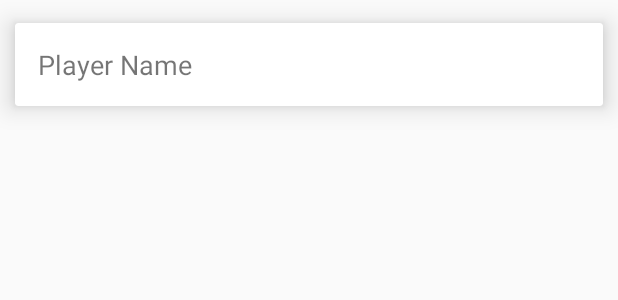
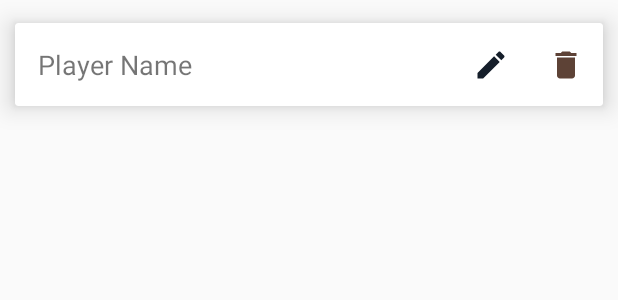
Before and after one commit to pedropenduko/letsmultiply, an Android app: the layout layout_player_item.xml on its own in the app's theme, with its tools: preview values and no code run, on a phone screen of 412 x 824 dp. Shown: the top 300 px of the screen. Run offline under Robolectric (Android 15) with nearby library versions, the phone set to English and light mode, and no system bars.

Commit message:
Added Edit/Delete Player

```diff
--- /dev/null
+++ b/app/src/main/res/drawable/ic_baseline_delete_24.xml
@@ -0,0 +1,5 @@
+<vector android:height="24dp" android:tint="#5D4236"
+    android:viewportHeight="24" android:viewportWidth="24"
+    android:width="24dp" xmlns:android="http://schemas.android.com/apk/res/android">
+    <path android:fillColor="@android:color/white" android:pathData="M6,19c0,1.1 0.9,2 2,2h8c1.1,0 2,-0.9 2,-2V7H6v12zM19,4h-3.5l-1,-1h-5l-1,1H5v2h14V4z"/>
+</vector>
--- /dev/null
+++ b/app/src/main/res/drawable/ic_baseline_edit_24.xml
@@ -0,0 +1,5 @@
+<vector android:height="24dp" android:tint="#151E2A"
+    android:viewportHeight="24" android:viewportWidth="24"
+    android:width="24dp" xmlns:android="http://schemas.android.com/apk/res/android">
+    <path android:fillColor="@android:color/white" android:pathData="M3,17.25V21h3.75L17.81,9.94l-3.75,-3.75L3,17.25zM20.71,7.04c0.39,-0.39 0.39,-1.02 0,-1.41l-2.34,-2.34c-0.39,-0.39 -1.02,-0.39 -1.41,0l-1.83,1.83 3.75,3.75 1.83,-1.83z"/>
+</vector>
--- a/app/src/main/res/layout/activity_main.xml
+++ b/app/src/main/res/layout/activity_main.xml
@@ -77,6 +77,7 @@
                     android:layout_height="wrap_content"
                     android:imeOptions="actionGo"
                     android:hint="Name"
+                    android:maxLength="25"
                     android:inputType="textCapWords"
                     android:textColor="#363A43"
                     android:textColorHint="#7A8089" />
--- a/app/src/main/res/layout/layout_player_item.xml
+++ b/app/src/main/res/layout/layout_player_item.xml
@@ -19,12 +19,35 @@
 
         <TextView
             android:id="@+id/tv_player_name"
-            android:layout_width="match_parent"
+            android:layout_width="wrap_content"
             android:layout_height="wrap_content"
             android:text="Player Name"
             android:padding="15dp"
             android:textSize="18sp"/>
 
+        <LinearLayout
+            android:layout_width="match_parent"
+            android:layout_height="wrap_content"
+            android:gravity="end"
+            android:orientation="horizontal">
+
+            <ImageView
+                android:id="@+id/iv_edit_player"
+                android:layout_width="50dp"
+                android:layout_height="50dp"
+                android:scaleType="center"
+                android:src="@drawable/ic_baseline_edit_24"/>
+
+            <ImageView
+                android:id="@+id/iv_delete_player"
+                android:layout_width="50dp"
+                android:layout_height="50dp"
+                android:scaleType="center"
+                android:src="@drawable/ic_baseline_delete_24"/>
+
+        </LinearLayout>
+
+
     </LinearLayout>
 
 </androidx.cardview.widget.CardView>
--- a/app/src/main/res/values/styles.xml
+++ b/app/src/main/res/values/styles.xml
@@ -12,4 +12,9 @@
         <item name="colorPrimaryDark">@color/colorPrimaryDark</item>
         <item name="colorAccent">@color/colorAccent</item>
     </style>
+
+    <style name="Theme_Dialog" parent="ThemeOverlay.AppCompat.Dialog">
+        <item name="android:windowMinWidthMajor">90%</item>
+        <item name="android:windowMinWidthMinor">90%</item>
+    </style>
 </resources>
```
Also changed, not shown: app/src/main/java/com/rommellaranjo/letsmultiply/activities/MainActivity.kt (+14 -2 lines), app/src/main/java/com/rommellaranjo/letsmultiply/activities/PlayersListActivity.kt (+94 -5 lines), app/src/main/java/com/rommellaranjo/letsmultiply/adapters/PlayersAdapter.kt (+13 -0 lines), app/src/main/java/com/rommellaranjo/letsmultiply/database/DatabaseHandler.kt (+30 -4 lines), app/src/main/java/com/rommellaranjo/letsmultiply/utils/Validator.kt (+7 -0 lines), app/src/main/res/layout/popup_dialog.xml (added, +70 -0 lines).
